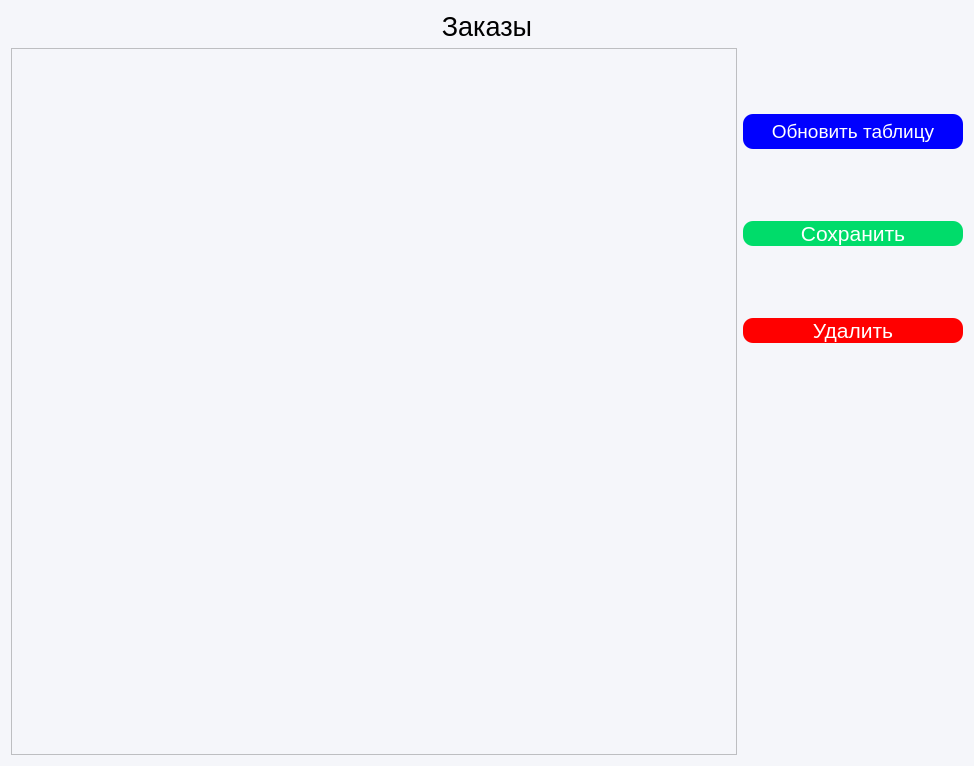
The window that ui/tab_orders.ui (Mostov2005/SQL_car_service) describes before a commit, drawn with Qt 5.
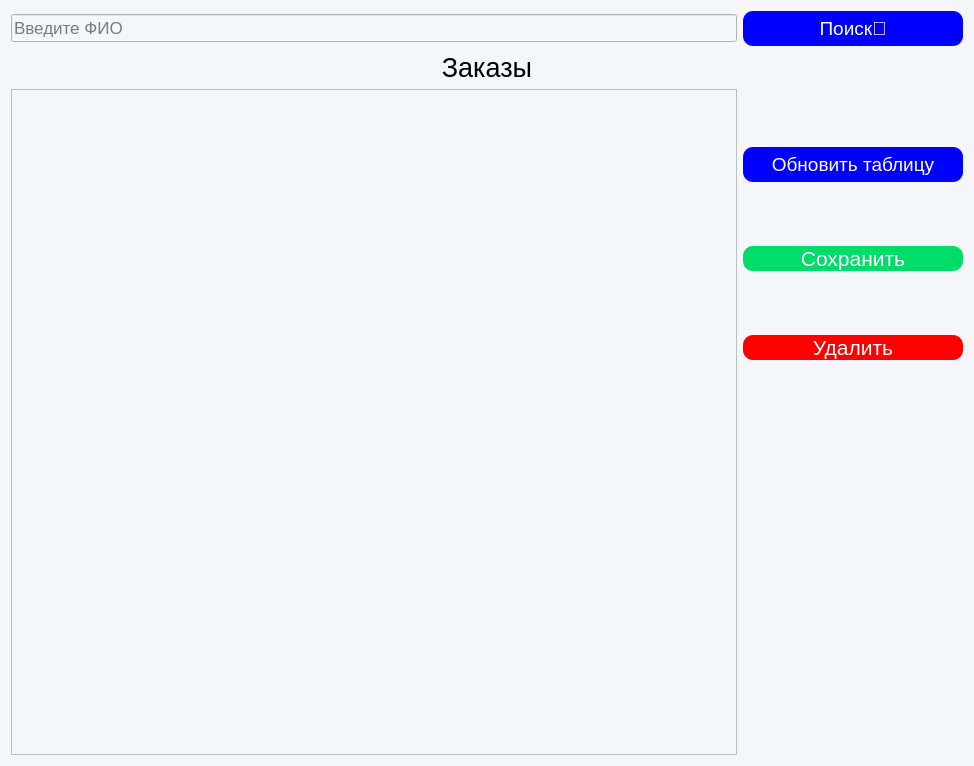
The same window after the commit.

Commit message: tab_orders.py - поиск по имени клиента tab_parts.py - Поиск по названию детали mainwindow_administrator.py - дополнительные отчёты(Количество проданных запчастей, их сумма, таблица)

Patch:
```diff
--- a/ui/tab_orders.ui
+++ b/ui/tab_orders.ui
@@ -20,7 +20,7 @@
    <property name="leftMargin">
     <number>11</number>
    </property>
-   <item row="0" column="0" colspan="2">
+   <item row="1" column="0" colspan="2">
     <layout class="QHBoxLayout" name="horizontalLayout_2">
      <item>
       <widget class="QLabel" name="label">
@@ -42,7 +42,7 @@
      </item>
     </layout>
    </item>
-   <item row="1" column="0">
+   <item row="3" column="0">
     <layout class="QVBoxLayout" name="verticalLayout">
      <item>
       <widget class="QTableView" name="tableView">
@@ -59,7 +59,7 @@
      </item>
     </layout>
    </item>
-   <item row="1" column="1">
+   <item row="3" column="1">
     <layout class="QVBoxLayout" name="verticalLayout_2">
      <property name="bottomMargin">
       <number>50</number>
@@ -699,6 +699,237 @@
      </item>
     </layout>
    </item>
+   <item row="0" column="0">
+    <widget class="QLineEdit" name="name_edit">
+     <property name="minimumSize">
+      <size>
+       <width>0</width>
+       <height>0</height>
+      </size>
+     </property>
+     <property name="font">
+      <font>
+       <family>MS Shell Dlg 2</family>
+       <pointsize>13</pointsize>
+      </font>
+     </property>
+     <property name="styleSheet">
+      <string notr="true">#model_edit {
+    border-radius: 10px; /* Устанавливаем радиус закругления углов */
+    background-color: rgb(255, 255, 255); /* Цвет фона */
+}
+</string>
+     </property>
+     <property name="text">
+      <string/>
+     </property>
+     <property name="placeholderText">
+      <string>Введите ФИО</string>
+     </property>
+    </widget>
+   </item>
+   <item row="0" column="1">
+    <widget class="QPushButton" name="search_client_btn">
+     <property name="minimumSize">
+      <size>
+       <width>220</width>
+       <height>35</height>
+      </size>
+     </property>
+     <property name="palette">
+      <palette>
+       <active>
+        <colorrole role="WindowText">
+         <brush brushstyle="SolidPattern">
+          <color alpha="255">
+           <red>255</red>
+           <green>255</green>
+           <blue>255</blue>
+          </color>
+         </brush>
+        </colorrole>
+        <colorrole role="Button">
+         <brush brushstyle="SolidPattern">
+          <color alpha="255">
+           <red>0</red>
+           <green>0</green>
+           <blue>255</blue>
+          </color>
+         </brush>
+        </colorrole>
+        <colorrole role="Text">
+         <brush brushstyle="SolidPattern">
+          <color alpha="255">
+           <red>255</red>
+           <green>255</green>
+           <blue>255</blue>
+          </color>
+         </brush>
+        </colorrole>
+        <colorrole role="ButtonText">
+         <brush brushstyle="SolidPattern">
+          <color alpha="255">
+           <red>255</red>
+           <green>255</green>
+           <blue>255</blue>
+          </color>
+         </brush>
+        </colorrole>
+        <colorrole role="Base">
+         <brush brushstyle="SolidPattern">
+          <color alpha="255">
+           <red>0</red>
+           <green>0</green>
+           <blue>255</blue>
+          </color>
+         </brush>
+        </colorrole>
+        <colorrole role="Window">
+         <brush brushstyle="SolidPattern">
+          <color alpha="255">
+           <red>0</red>
+           <green>0</green>
+           <blue>255</blue>
+          </color>
+         </brush>
+        </colorrole>
+       </active>
+       <inactive>
+        <colorrole role="WindowText">
+         <brush brushstyle="SolidPattern">
+          <color alpha="255">
+           <red>255</red>
+           <green>255</green>
+           <blue>255</blue>
+          </color>
+         </brush>
+        </colorrole>
+        <colorrole role="Button">
+         <brush brushstyle="SolidPattern">
+          <color alpha="255">
+           <red>0</red>
+           <green>0</green>
+           <blue>255</blue>
+          </color>
+         </brush>
+        </colorrole>
+        <colorrole role="Text">
+         <brush brushstyle="SolidPattern">
+          <color alpha="255">
+           <red>255</red>
+           <green>255</green>
+           <blue>255</blue>
+          </color>
+         </brush>
+        </colorrole>
+        <colorrole role="ButtonText">
+         <brush brushstyle="SolidPattern">
+          <color alpha="255">
+           <red>255</red>
+           <green>255</green>
+           <blue>255</blue>
+          </color>
+         </brush>
+        </colorrole>
+        <colorrole role="Base">
+         <brush brushstyle="SolidPattern">
+          <color alpha="255">
+           <red>0</red>
+           <green>0</green>
+           <blue>255</blue>
+          </color>
+         </brush>
+        </colorrole>
+        <colorrole role="Window">
+         <brush brushstyle="SolidPattern">
+          <color alpha="255">
+           <red>0</red>
+           <green>0</green>
+           <blue>255</blue>
+          </color>
+         </brush>
+        </colorrole>
+       </inactive>
+       <disabled>
+        <colorrole role="WindowText">
+         <brush brushstyle="SolidPattern">
+          <color alpha="255">
+           <red>255</red>
+           <green>255</green>
+           <blue>255</blue>
+          </color>
+         </brush>
+        </colorrole>
+        <colorrole role="Button">
+         <brush brushstyle="SolidPattern">
+          <color alpha="255">
+           <red>0</red>
+           <green>0</green>
+           <blue>255</blue>
+          </color>
+         </brush>
+        </colorrole>
+        <colorrole role="Text">
+         <brush brushstyle="SolidPattern">
+          <color alpha="255">
+           <red>255</red>
+           <green>255</green>
+           <blue>255</blue>
+          </color>
+         </brush>
+        </colorrole>
+        <colorrole role="ButtonText">
+         <brush brushstyle="SolidPattern">
+          <color alpha="255">
+           <red>255</red>
+           <green>255</green>
+           <blue>255</blue>
+          </color>
+         </brush>
+        </colorrole>
+        <colorrole role="Base">
+         <brush brushstyle="SolidPattern">
+          <color alpha="255">
+           <red>0</red>
+           <green>0</green>
+           <blue>255</blue>
+          </color>
+         </brush>
+        </colorrole>
+        <colorrole role="Window">
+         <brush brushstyle="SolidPattern">
+          <color alpha="255">
+           <red>0</red>
+           <green>0</green>
+           <blue>255</blue>
+          </color>
+         </brush>
+        </colorrole>
+       </disabled>
+      </palette>
+     </property>
+     <property name="font">
+      <font>
+       <pointsize>14</pointsize>
+      </font>
+     </property>
+     <property name="styleSheet">
+      <string notr="true">#search_client_btn {
+   background-color:rgb(0, 0, 255); /* Цвет фона кнопки */
+    border-radius: 10px; /* Устанавливаем радиус закругления углов */
+    color: white; /* Цвет текста кнопки */
+}
+#search_client_btn:hover {
+                background-color: rgb(0, 0, 158)
+}
+
+</string>
+     </property>
+     <property name="text">
+      <string>Поиск🔎</string>
+     </property>
+    </widget>
+   </item>
   </layout>
  </widget>
  <resources/>
```
The commit also changes 8 other files.
